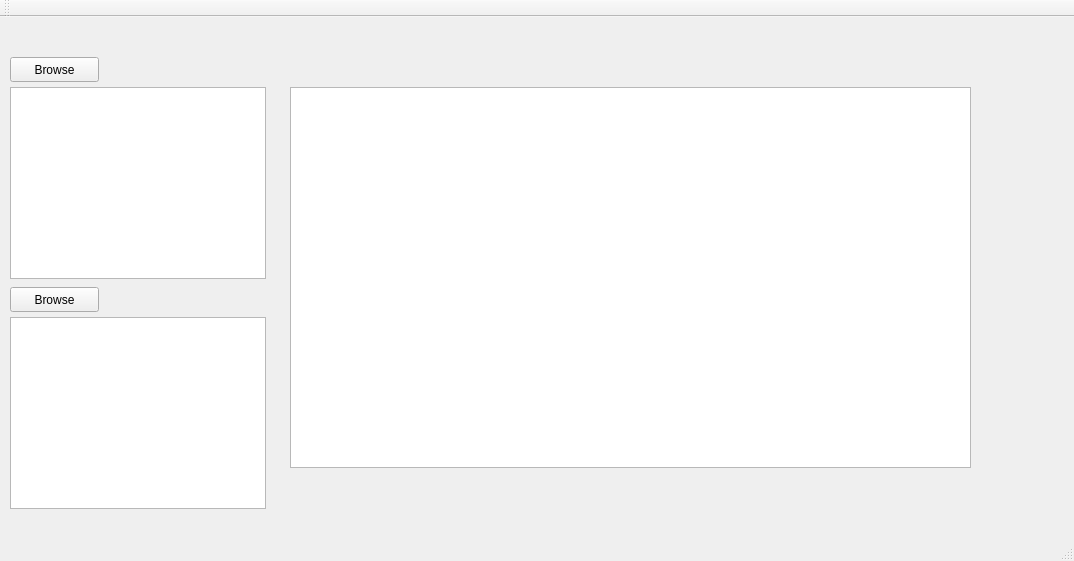
Qt form SDITool/mainwindow.ui (jnc0802/SDI) before a commit.
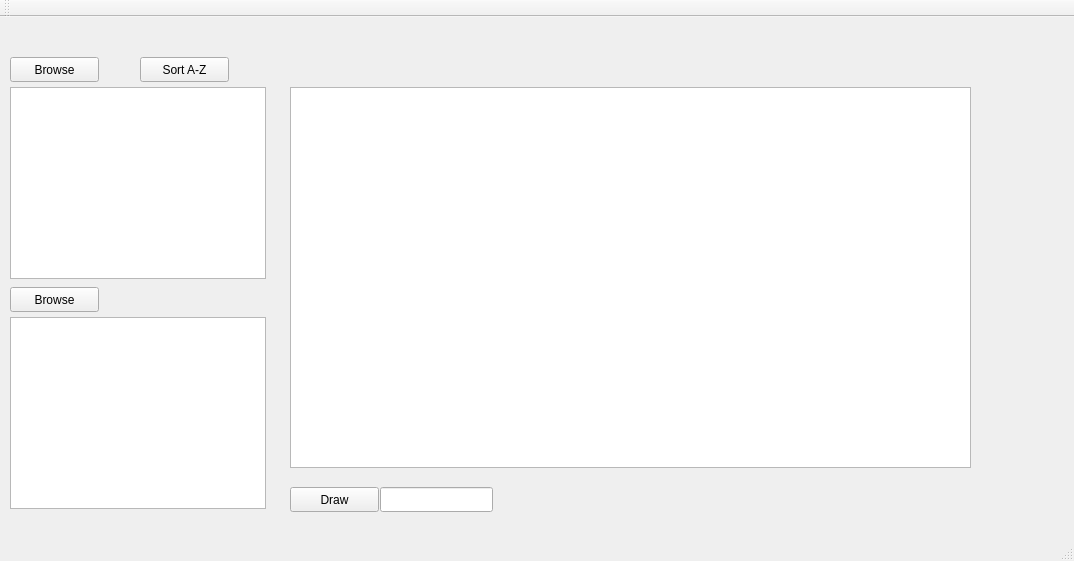
The same form after that commit.

```diff
--- a/SDITool/mainwindow.ui
+++ b/SDITool/mainwindow.ui
@@ -70,6 +70,45 @@
      </rect>
     </property>
    </widget>
+   <widget class="QPushButton" name="SortAlpha">
+    <property name="geometry">
+     <rect>
+      <x>140</x>
+      <y>40</y>
+      <width>89</width>
+      <height>25</height>
+     </rect>
+    </property>
+    <property name="text">
+     <string>Sort A-Z</string>
+    </property>
+   </widget>
+   <widget class="QPushButton" name="DrawBtn">
+    <property name="geometry">
+     <rect>
+      <x>290</x>
+      <y>470</y>
+      <width>89</width>
+      <height>25</height>
+     </rect>
+    </property>
+    <property name="text">
+     <string>Draw</string>
+    </property>
+   </widget>
+   <widget class="QLineEdit" name="ClassName">
+    <property name="geometry">
+     <rect>
+      <x>380</x>
+      <y>470</y>
+      <width>113</width>
+      <height>25</height>
+     </rect>
+    </property>
+    <property name="text">
+     <string/>
+    </property>
+   </widget>
   </widget>
   <widget class="QMenuBar" name="menuBar">
    <property name="geometry">
```
